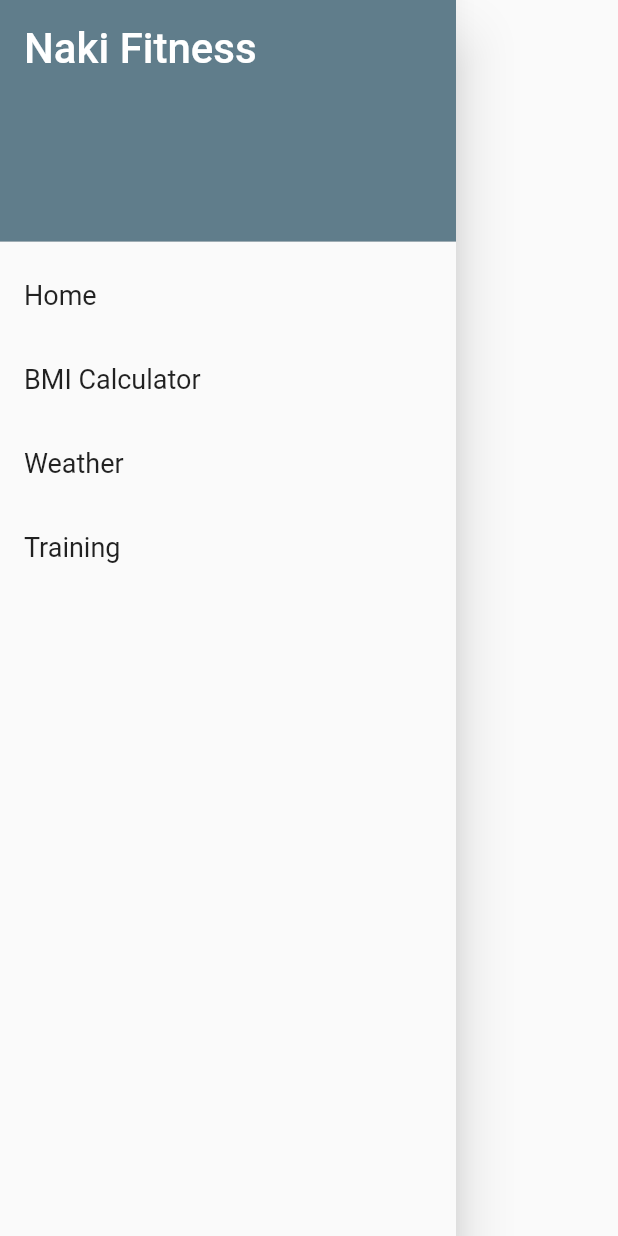
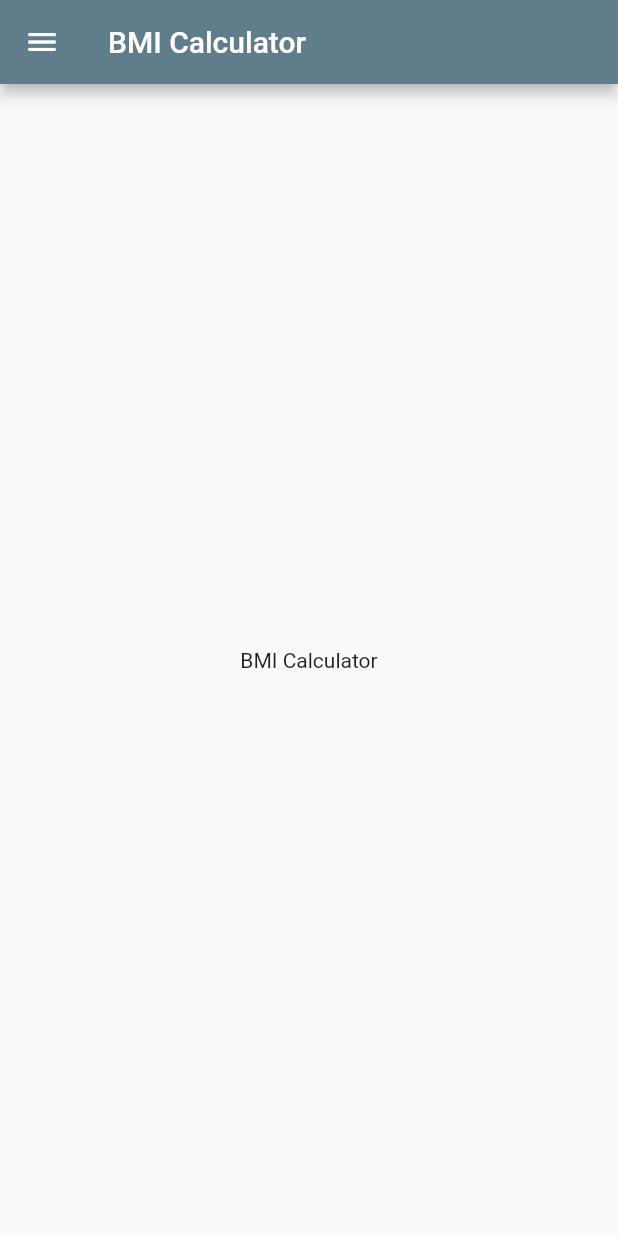
Before and after one commit to MillieNakiganda/FlutterSampleApp, a Flutter app: the MenuDrawer widget shown alone on an empty page, opened directly, after a tap on "BMI Calculator", on a phone screen of 412 x 824 dp. Run offline on Flutter 3.47's test engine with Material 2 defaults, Android fonts, the phone set to English and light mode, and no system bars.

Commit message:
ch: enabled navigation on from drawer

```diff
--- /dev/null
+++ b/lib/screens/bmi_screen.dart
@@ -0,0 +1,16 @@
+import 'package:flutter/material.dart';
+import 'package:flutter_sample/shared/menu_drawer.dart';
+
+class BmiScreen extends StatelessWidget {
+  const BmiScreen({Key? key}) : super(key: key);
+
+  @override
+  Widget build(BuildContext context) {
+    return Scaffold(
+        appBar: AppBar(title: const Text('BMI Calculator')),
+        drawer: const MenuDrawer(),
+        body: const Center(
+          child: Text('BMI Calculator'),
+        ));
+  }
+}
--- a/lib/shared/menu_drawer.dart
+++ b/lib/shared/menu_drawer.dart
@@ -1,4 +1,9 @@
 import 'package:flutter/material.dart';
+import 'package:flutter_sample/screens/training_screen.dart';
+
+import '../screens/bmi_screen.dart';
+import '../screens/intro_screen.dart';
+import '../screens/weather_screen.dart';
 
 class MenuDrawer extends StatelessWidget {
   const MenuDrawer({Key? key}) : super(key: key);
@@ -22,10 +27,29 @@ class MenuDrawer extends StatelessWidget {
         child: Text('Naki Fitness',
             style: TextStyle(color: Colors.white, fontSize: 28))));
 
+    Widget screen = Container();
     for (var element in menuTitles) {
       menuItems.add(ListTile(
         title: Text(element, style: const TextStyle(fontSize: 18)),
-        onTap: () {},
+        onTap: () {
+          switch (element) {
+            case 'Home':
+              screen = const IntroScreen();
+              break;
+            case 'BMI Calculator':
+              screen = const BmiScreen();
+              break;
+            case 'Weather':
+              screen = const Weather();
+              break;
+            case 'Training':
+              screen = const Training();
+              break;
+            default:
+          }
+          Navigator.of(context)
+              .push(MaterialPageRoute(builder: (context) => screen));
+        },
       ));
     }
     return menuItems;
```
Also changed, not shown: lib/screens/training_screen.dart (added, +15 -0 lines), lib/screens/weather_screen.dart (added, +15 -0 lines).
